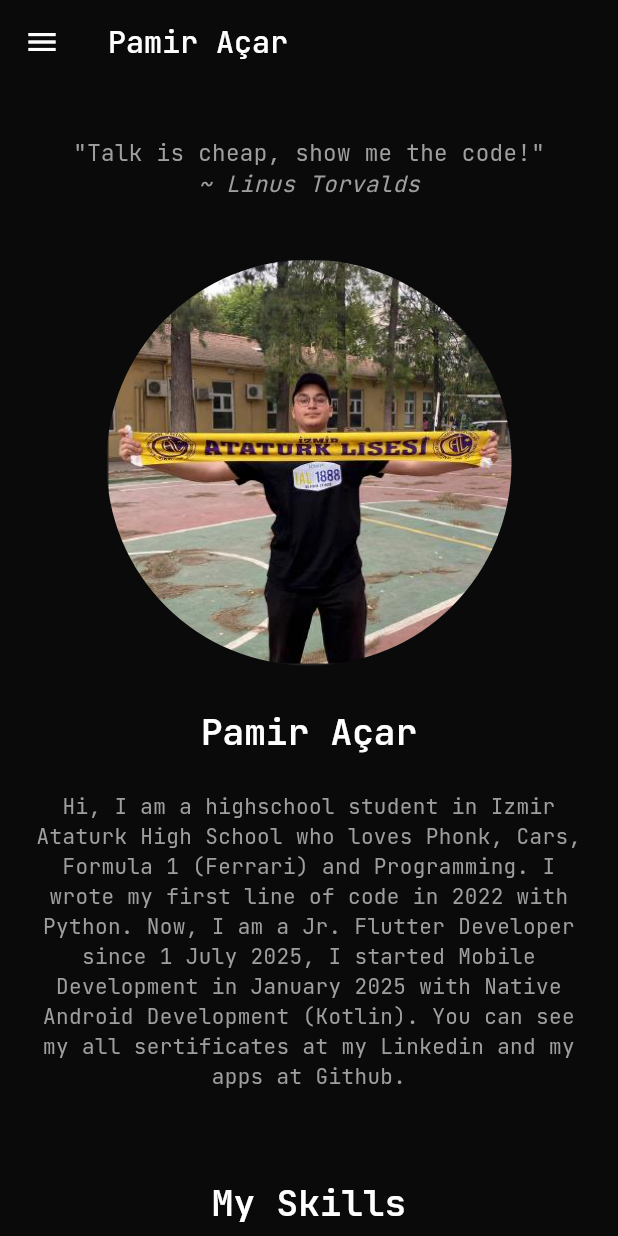
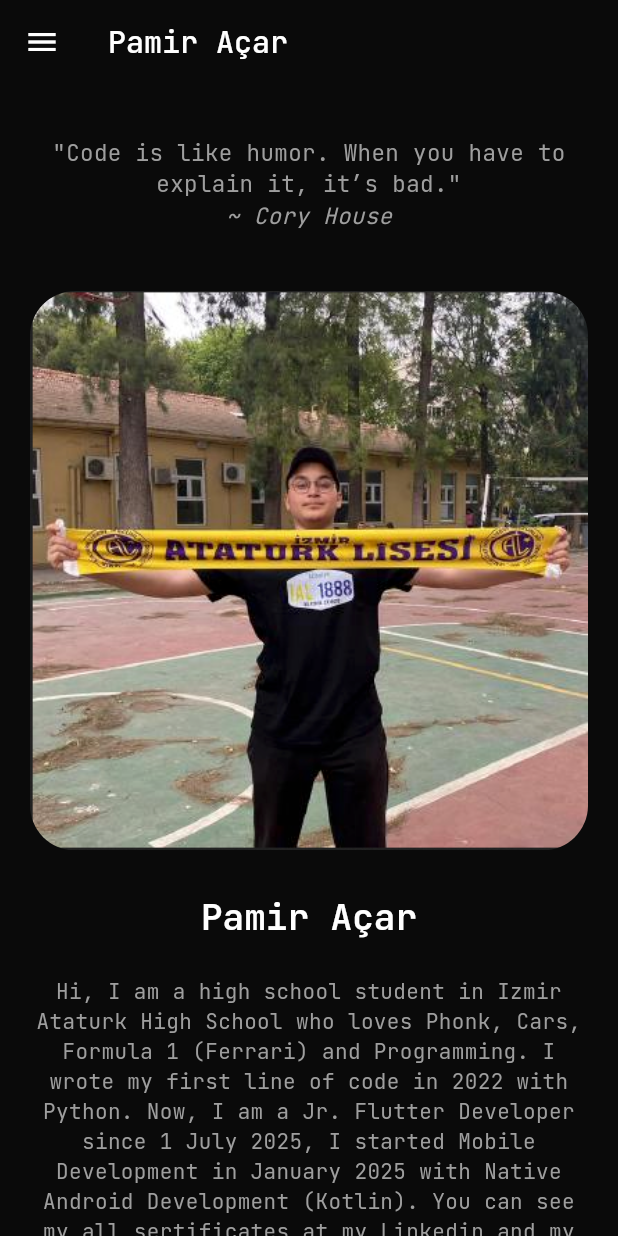
Before and after one commit to pamiracar/personal_website, a Flutter app: the HomePage screen opened by its route, after a tap on "Home", on a phone screen of 412 x 824 dp. Run offline on Flutter 3.47's test engine with Material 3 defaults, Android fonts, the light colour scheme and no system bars; our stand-ins replace flutter_svg, get; missing offline and left inert: dart:html; network calls fail.

Commit message:
ui update

```diff
--- a/lib/pages/home/home_page.dart
+++ b/lib/pages/home/home_page.dart
@@ -64,11 +64,11 @@ class _HomePageState extends State<HomePage> {
               children: [
                 SizedBox(height: 30),
                 const Text(
-                  '"Talk is cheap, show me the code!"',
+                  '"Code is like humor. When you have to explain it, it’s bad."',
                   style: TextStyle(color: Colors.grey, fontSize: 20),
                 ),
                 const Text(
-                  "~ Linus Torvalds",
+                  "~ Cory House",
                   style: TextStyle(
                     color: Colors.grey,
                     fontStyle: FontStyle.italic,
@@ -76,23 +76,38 @@ class _HomePageState extends State<HomePage> {
                   ),
                 ),
                 SizedBox(height: 50),
+                Row(
+                  mainAxisAlignment: MainAxisAlignment.center,
+                  children: [
                     ClipRRect(
-                  borderRadius: BorderRadius.circular(300),
-                  child: Image.asset("assets/images/ana_resim.png", width: 400),
+                      borderRadius: BorderRadius.circular(30),
+                      child: Image.asset(
+                        "assets/images/ana_resim.png",
+                        width: 400,
                       ),
-                SizedBox(height: 70),
+                    ),
+                    SizedBox(width: 70,),
+                    Column(
+                      crossAxisAlignment: CrossAxisAlignment.start,
+                      children: [
                         Text(
                           "Pamir Açar",
-                  style: Theme.of(context).textTheme.displayLarge,
+                          style: TextStyle(
+                            fontSize: 70
+                          )
                         ),
-                SizedBox(height: 40),
+                        SizedBox(height: 20),
                         SizedBox(
-                  width: 800,
+                          width: 500,
                           child: Text(
-                    "Hi, I am a highschool student in Izmir Ataturk High School who loves Phonk, Cars, Formula 1 (Ferrari) and Programming. I wrote my first line of code in 2022 with Python. Now, I am a Jr. Flutter Developer since 1 July 2025, I started Mobile Development in January 2025 with Native Android Development (Kotlin). You can see my all sertificates at my Linkedin and my apps at Github.",
-                    textAlign: TextAlign.center,
+                            "Hi, I am a high school student in Izmir Ataturk High School who loves Phonk, Cars, Formula 1 (Ferrari) and Programming. I wrote my first line of code in 2022 with Python. Now, I am a Jr. Flutter Developer since 1 July 2025, I started Mobile Development in January 2025 with Native Android Development (Kotlin). You can see my all sertificates at my Linkedin and my apps at Github.",
+                            textAlign: TextAlign.start,
                             style: TextStyle(color: Colors.grey),
                           ),
+                        ),
+                      ],
+                    ),
+                  ],
                 ),
                 SizedBox(height: 100),
                 Text(
@@ -104,7 +119,7 @@ class _HomePageState extends State<HomePage> {
                   mainAxisAlignment: MainAxisAlignment.center,
                   children: [
                     SvgPicture.network(
-                      "https://www.vectorlogo.zone/logos/python/python-icon.svg",
+                      "https://www.vectorlogo.zone/logos/flutterio/flutterio-icon.svg",
                       width: 80,
                     ),
                     SizedBox(width: 20),
@@ -134,7 +149,7 @@ class _HomePageState extends State<HomePage> {
                   mainAxisAlignment: MainAxisAlignment.center,
                   children: [
                     SvgPicture.network(
-                      "https://www.vectorlogo.zone/logos/flutterio/flutterio-icon.svg",
+                      "https://www.vectorlogo.zone/logos/python/python-icon.svg",
                       width: 80,
                     ),
                     SizedBox(width: 20),
@@ -171,7 +186,7 @@ class _HomePageState extends State<HomePage> {
                   textAlign: TextAlign.center,
                 ),
                 SizedBox(height: 15),
-                const Text("Last Update: 14 October 2025"),
+                const Text("Last Update: 31 October 2025"),
                 SizedBox(height: 15),
                 SizedBox(
                   width: 650,
@@ -191,7 +206,9 @@ class _HomePageState extends State<HomePage> {
                         isApk: true,
                         isLogoPng: true,
                         height: 75,
-                        url: 'https://github.com/pamiracar/drip/releases', width: 300, heightCo: 1000,
+                        url: 'https://github.com/pamiracar/drip/releases',
+                        width: 300,
+                        heightCo: 1000,
                       ),
                       ProjectWidget(
                         language: "Dart",
@@ -201,7 +218,9 @@ class _HomePageState extends State<HomePage> {
                         isApk: false,
                         isLogoPng: true,
                         height: 75,
-                        url: 'https://github.com/pamiracar/Task-Riot', width: 300, heightCo: 1000,
+                        url: 'https://github.com/pamiracar/Task-Riot',
+                        width: 300,
+                        heightCo: 1000,
                       ),
                       ProjectWidget(
                         language: "Dart",
@@ -212,7 +231,9 @@ class _HomePageState extends State<HomePage> {
                         isApk: false,
                         isLogoPng: true,
                         height: 56,
-                        url: 'https://github.com/pamiracar/SkyCast_Weather_App', width: 300, heightCo: 1000,
+                        url: 'https://github.com/pamiracar/SkyCast_Weather_App',
+                        width: 300,
+                        heightCo: 1000,
                       ),
                       ProjectWidget(
                         language: "Python",
@@ -222,7 +243,9 @@ class _HomePageState extends State<HomePage> {
                         isApk: false,
                         isLogoPng: false,
                         height: 75,
-                        url: 'https://github.com/pamiracar/currency_api', width: 300, heightCo: 1000,
+                        url: 'https://github.com/pamiracar/currency_api',
+                        width: 300,
+                        heightCo: 1000,
                       ),
                       ProjectWidget(
                         language: "Kotlin",
@@ -233,7 +256,9 @@ class _HomePageState extends State<HomePage> {
                         isLogoPng: false,
                         height: 75,
                         url:
-                            'https://github.com/pamiracar/Tod-Ap_--_A_Todo_App', width: 300, heightCo: 1000,
+                            'https://github.com/pamiracar/Tod-Ap_--_A_Todo_App',
+                        width: 300,
+                        heightCo: 1000,
                       ),
                       ProjectWidget(
                         language: "Kotlin",
@@ -245,7 +270,9 @@ class _HomePageState extends State<HomePage> {
                         isLogoPng: false,
                         height: 50,
                         url:
-                            'https://github.com/pamiracar/Picto---Firebase_ile_Fotograf_Paylasma', width: 300, heightCo: 1000,
+                            'https://github.com/pamiracar/Picto---Firebase_ile_Fotograf_Paylasma',
+                        width: 300,
+                        heightCo: 1000,
                       ),
                       ProjectWidget(
                         language: "Python",
@@ -257,7 +284,9 @@ class _HomePageState extends State<HomePage> {
                         isLogoPng: false,
                         height: 5,
                         url:
-                            'https://github.com/pamiracar/OsmanliPadisahlariVeSavaslari---Tubitak', width: 300, heightCo: 1000,
+                            'https://github.com/pamiracar/OsmanliPadisahlariVeSavaslari---Tubitak',
+                        width: 300,
+                        heightCo: 1000,
                       ),
                     ],
                   ),
--- a/lib/pages/home/home_page_mobile.dart
+++ b/lib/pages/home/home_page_mobile.dart
@@ -32,11 +32,11 @@ class _HomePageMState extends State<HomePageM> {
               children: [
                 SizedBox(height: 15),
                 const Text(
-                  '"Talk is cheap, show me the code!"',
-                  style: TextStyle(color: Colors.grey, fontSize: 15),
+                  '"Code is like humor. When you have to explain it, it’s bad."',
+                  style: TextStyle(color: Colors.grey, fontSize: 15), textAlign: TextAlign.center,
                 ),
                 const Text(
-                  "~ Linus Torvalds",
+                  "~ Cory House",
                   style: TextStyle(
                     color: Colors.grey,
                     fontStyle: FontStyle.italic,
@@ -45,8 +45,8 @@ class _HomePageMState extends State<HomePageM> {
                 ),
                 SizedBox(height: 40),
                 ClipRRect(
-                  borderRadius: BorderRadius.circular(300),
-                  child: Image.asset("assets/images/ana_resim.png", width: 270),
+                  borderRadius: BorderRadius.circular(30),
+                  child: Image.asset("assets/images/ana_resim.png", width: 400),
                 ),
                 SizedBox(height: 30),
                 Text(
@@ -57,7 +57,7 @@ class _HomePageMState extends State<HomePageM> {
                 SizedBox(
                   width: 500,
                   child: Text(
-                    "Hi, I am a highschool student in Izmir Ataturk High School who loves Phonk, Cars, Formula 1 (Ferrari) and Programming. I wrote my first line of code in 2022 with Python. Now, I am a Jr. Flutter Developer since 1 July 2025, I started Mobile Development in January 2025 with Native Android Development (Kotlin). You can see my all sertificates at my Linkedin and my apps at Github.",
+                    "Hi, I am a high school student in Izmir Ataturk High School who loves Phonk, Cars, Formula 1 (Ferrari) and Programming. I wrote my first line of code in 2022 with Python. Now, I am a Jr. Flutter Developer since 1 July 2025, I started Mobile Development in January 2025 with Native Android Development (Kotlin). You can see my all sertificates at my Linkedin and my apps at Github.",
                     textAlign: TextAlign.center,
                     style: TextStyle(color: Colors.grey),
                   ),
@@ -72,28 +72,28 @@ class _HomePageMState extends State<HomePageM> {
                   mainAxisAlignment: MainAxisAlignment.center,
                   children: [
                     SvgPicture.network(
-                      "https://www.vectorlogo.zone/logos/python/python-icon.svg",
-                      width: 35,
+                      "https://www.vectorlogo.zone/logos/flutterio/flutterio-icon.svg",
+                      width: 60,
                     ),
                     SizedBox(width: 10),
                     SvgPicture.network(
                       "https://www.vectorlogo.zone/logos/dartlang/dartlang-icon.svg",
-                      width: 35,
+                      width: 60,
                     ),
                     SizedBox(width: 10),
                     SvgPicture.network(
                       "https://www.vectorlogo.zone/logos/sqlite/sqlite-ar21.svg",
-                      width: 75,
+                      width: 110,
                     ),
                     SizedBox(width: 10),
                     SvgPicture.network(
                       "https://www.vectorlogo.zone/logos/supabase/supabase-icon.svg",
-                      width: 35,
+                      width: 60,
                     ),
                     SizedBox(width: 10),
                     SvgPicture.network(
                       "https://upload.wikimedia.org/wikipedia/commons/3/31/Apple_logo_white.svg",
-                      width: 35,
+                      width: 60,
                     ),
                   ],
                 ),
@@ -102,28 +102,28 @@ class _HomePageMState extends State<HomePageM> {
                   mainAxisAlignment: MainAxisAlignment.center,
                   children: [
                     SvgPicture.network(
-                      "https://www.vectorlogo.zone/logos/flutterio/flutterio-icon.svg",
-                      width: 35,
+                      "https://www.vectorlogo.zone/logos/python/python-icon.svg",
+                      width: 60,
                     ),
                     SizedBox(width: 10),
                     SvgPicture.network(
                       "https://www.vectorlogo.zone/logos/firebase/firebase-icon.svg",
-                      width: 35,
+                      width: 60,
                     ),
                     SizedBox(width: 10),
                     SvgPicture.network(
                       "https://www.vectorlogo.zone/logos/kotlinlang/kotlinlang-icon.svg",
-                      width: 35,
+                      width: 60,
                     ),
                     SizedBox(width: 10),
                     SvgPicture.network(
                       "https://www.vectorlogo.zone/logos/android/android-icon.svg",
-                      width: 35,
+                      width: 60,
                     ),
                     SizedBox(width: 20),
                     SvgPicture.network(
                       "https://www.vectorlogo.zone/logos/java/java-icon.svg",
-                      width: 35,
+                      width: 60,
                     ),
                   ],
                 ),
@@ -139,7 +139,7 @@ class _HomePageMState extends State<HomePageM> {
                   textAlign: TextAlign.center,
                 ),
                 SizedBox(height: 10),
-                const Text("Last Update: 14 October 2025"),
+                const Text("Last Update: 31 October 2025"),
                 SizedBox(height: 10),
                 SizedBox(
                   width: 350,
@@ -157,7 +157,7 @@ class _HomePageMState extends State<HomePageM> {
                         height: 75,
                         url: 'https://github.com/pamiracar/drip/releases',
                         width: 300,
-                        heightCo: 540,
+                        heightCo: 505,
                       ),
                       SizedBox(height: 30),
                       ProjectWidget(
@@ -170,7 +170,7 @@ class _HomePageMState extends State<HomePageM> {
                         height: 75,
                         url: 'https://github.com/pamiracar/Task-Riot',
                         width: 300,
-                        heightCo: 540,
+                        heightCo: 505,
                       ),
                       SizedBox(height: 30),
                       ProjectWidget(
@@ -184,7 +184,7 @@ class _HomePageMState extends State<HomePageM> {
                         height: 56,
                         url: 'https://github.com/pamiracar/SkyCast_Weather_App',
                         width: 300,
-                        heightCo: 540,
+                        heightCo: 505,
                       ),
                       SizedBox(height: 30),
                       ProjectWidget(
@@ -197,7 +197,7 @@ class _HomePageMState extends State<HomePageM> {
                         height: 75,
                         url: 'https://github.com/pamiracar/currency_api',
                         width: 300,
-                        heightCo: 540,
+                        heightCo: 505,
                       ),
                       SizedBox(height: 30),
                       ProjectWidget(
@@ -211,7 +211,7 @@ class _HomePageMState extends State<HomePageM> {
                         url:
                             'https://github.com/pamiracar/Tod-Ap_--_A_Todo_App',
                         width: 300,
-                        heightCo: 540,
+                        heightCo: 505,
                       ),
                       SizedBox(height: 30),
                       ProjectWidget(
@@ -226,7 +226,7 @@ class _HomePageMState extends State<HomePageM> {
                         url:
                             'https://github.com/pamiracar/Picto---Firebase_ile_Fotograf_Paylasma',
                         width: 300,
-                        heightCo: 540,
+                        heightCo: 505,
                       ),
                       SizedBox(height: 30),
                       ProjectWidget(
@@ -241,7 +241,7 @@ class _HomePageMState extends State<HomePageM> {
                         url:
                             'https://github.com/pamiracar/OsmanliPadisahlariVeSavaslari---Tubitak',
                         width: 300,
-                        heightCo: 540,
+                        heightCo: 505,
                       ),
                     ],
                   ),
```
Also changed, not shown: 3 other files. Lines whose indentation alone changed are shown as unchanged.
